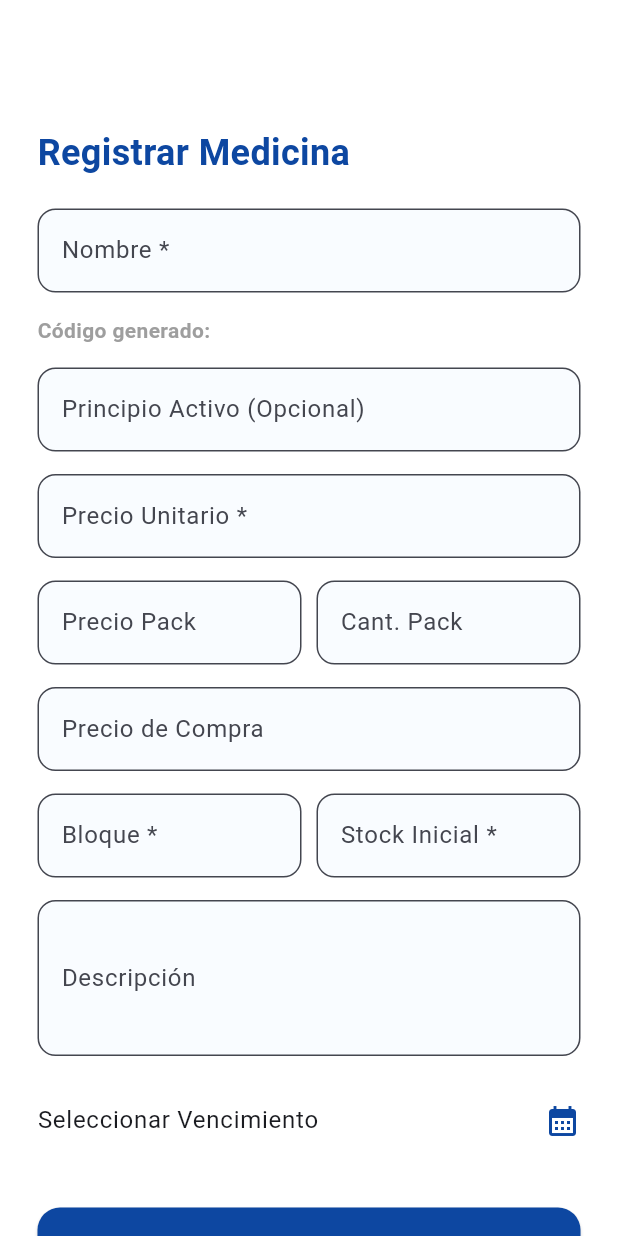
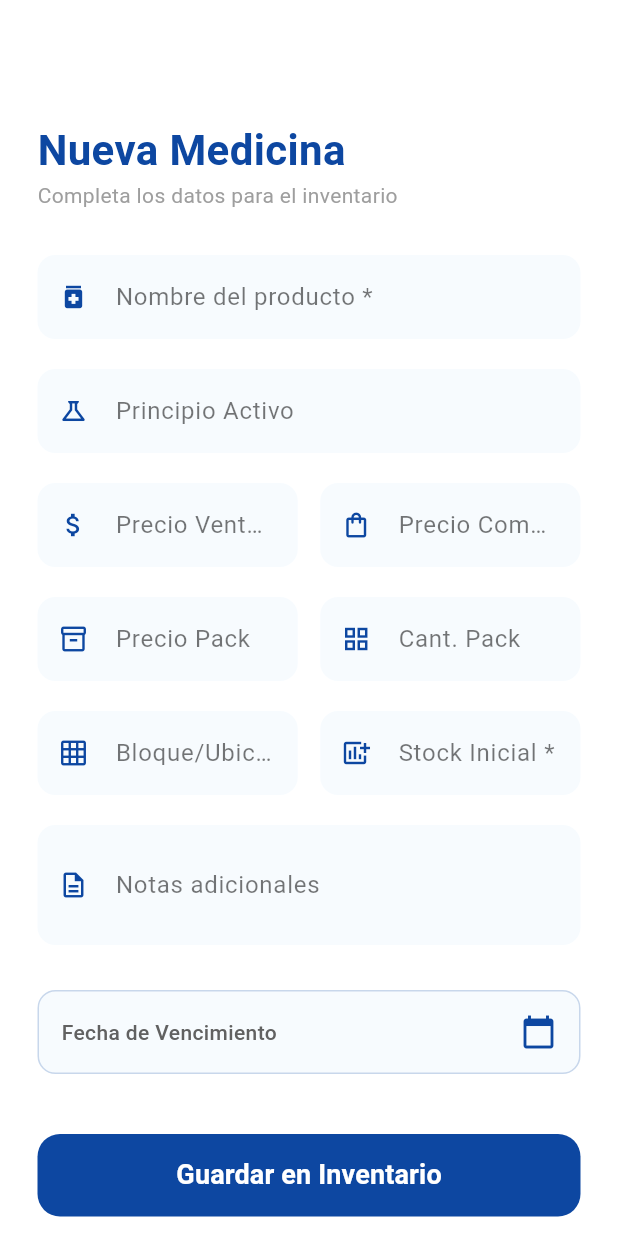
Before and after one commit to mitzdev1999/Farmacia_Moe, a Flutter app: the RegisterMedicineScreen screen opened directly, on a phone screen of 412 x 824 dp. Run offline on Flutter 3.47's test engine with Material 3 defaults, Android fonts, the phone set to English and light mode, and no system bars; our stand-ins replace cloud_firestore, firebase_core; accounts and stored records are empty.

Commit message:
Update register_medicine_screen.dart

```diff
--- a/farmacia_moe/lib/screens/register_medicine_screen.dart
+++ b/farmacia_moe/lib/screens/register_medicine_screen.dart
@@ -12,30 +12,34 @@ class RegisterMedicineScreen extends StatefulWidget {
 
 class _RegisterMedicineScreenState extends State<RegisterMedicineScreen> {
   final _formKey = GlobalKey<FormState>();
+  bool _isSaving = false;
 
-  // Controladores
-  final nameController = TextEditingController();
-  final principleController = TextEditingController();
-  final unitPriceController = TextEditingController();
-  final packagePriceController = TextEditingController();
-  final quantifyPackController = TextEditingController();
-  final buyPriceController = TextEditingController();
-  final blockController = TextEditingController();
-  final stockController = TextEditingController();
-  final descriptionController = TextEditingController();
+  // Controladores de texto
+  final TextEditingController nameController = TextEditingController();
+  final TextEditingController principleController = TextEditingController();
+  final TextEditingController unitPriceController = TextEditingController();
+  final TextEditingController packagePriceController = TextEditingController();
+  final TextEditingController quantityPackController = TextEditingController();
+  final TextEditingController buyPriceController = TextEditingController();
+  final TextEditingController blockController = TextEditingController();
+  final TextEditingController stockController = TextEditingController();
+  final TextEditingController descriptionController = TextEditingController();
 
   DateTime? selectedDate;
   String generatedCode = "";
 
-  // Función para generar el código automáticamente
-  void _generateCode(String name) {
-    if (name.isEmpty) return;
+  // Lógica de generación de código: Primera y última letra + número o "MED"
+  void _updateGeneratedCode(String name) {
+    if (name.trim().isEmpty) {
+      setState(() => generatedCode = "");
+      return;
+    }
 
     String firstWord = name.trim().split(' ')[0];
     String firstLetter = firstWord[0].toUpperCase();
     String lastLetter = firstWord[firstWord.length - 1].toUpperCase();
 
-    // Buscar números en el nombre (ej: 250MG -> 250)
+    // Buscar cualquier número en el nombre completo (ej: 500mg)
     RegExp regExp = RegExp(r'\d+');
     var match = regExp.firstMatch(name);
     String suffix = match != null ? match.group(0)! : "MED";
@@ -48,103 +52,168 @@ class _RegisterMedicineScreenState extends State<RegisterMedicineScreen> {
   Future<void> _selectDate(BuildContext context) async {
     final DateTime? picked = await showDatePicker(
       context: context,
-      initialDate: DateTime.now(),
+      initialDate: DateTime.now().add(const Duration(days: 365)), // Sugerir 1 año a futuro
       firstDate: DateTime.now(),
       lastDate: DateTime(2100),
+      builder: (context, child) => Theme(
+        data: Theme.of(context).copyWith(
+          colorScheme: const ColorScheme.light(primary: MoeTheme.primaryBlue),
+        ),
+        child: child!,
+      ),
     );
     if (picked != null) setState(() => selectedDate = picked);
   }
 
-  Future<void> _registrar() async {
+  Future<void> _registrarMedicina() async {
     if (!_formKey.currentState!.validate()) return;
+
+    setState(() => _isSaving = true);
 
     try {
       await FirebaseFirestore.instance.collection('medicines').add({
-        'name': nameController.text.toLowerCase(),
-        'activePrinciple': principleController.text.toLowerCase(),
+        'name': nameController.text.trim().toLowerCase(),
+        'activePrinciple': principleController.text.trim().toLowerCase(),
         'code': generatedCode,
-        'unitPrice': double.parse(unitPriceController.text),
+        'unitPrice': double.tryParse(unitPriceController.text) ?? 0.0,
         'packagePrice': double.tryParse(packagePriceController.text),
-        'quantityPack': int.tryParse(quantifyPackController.text),
-        'buyPrice': double.tryParse(buyPriceController.text),
-        'block': blockController.text,
-        'stock': int.parse(stockController.text),
-        'description': descriptionController.text,
+        'quantityPack': int.tryParse(quantityPackController.text),
+        'buyPrice': double.tryParse(buyPriceController.text) ?? 0.0,
+        'block': blockController.text.trim(),
+        'stock': int.tryParse(stockController.text) ?? 0,
+        'description': descriptionController.text.trim().isEmpty ? null : descriptionController.text.trim(),
         'expirationDate': selectedDate != null ? Timestamp.fromDate(selectedDate!) : null,
         'createdAt': FieldValue.serverTimestamp(),
       });
 
-      ScaffoldMessenger.of(context).showSnackBar(const SnackBar(content: Text("Medicina registrada con éxito")));
-      _formKey.currentState!.reset();
-      setState(() {
-        selectedDate = null;
-        generatedCode = "";
-      });
+      if (mounted) {
+        ScaffoldMessenger.of(context).showSnackBar(
+          const SnackBar(backgroundColor: Colors.green, content: Text("✅ Medicina registrada correctamente")),
+        );
+        _limpiarFormulario();
+      }
     } catch (e) {
-      ScaffoldMessenger.of(context).showSnackBar(SnackBar(content: Text("Error: $e")));
+      if (mounted) {
+        ScaffoldMessenger.of(context).showSnackBar(
+          SnackBar(backgroundColor: Colors.red, content: Text("❌ Error de permisos o red: $e")),
+        );
+      }
+    } finally {
+      if (mounted) setState(() => _isSaving = false);
     }
+  }
+
+  void _limpiarFormulario() {
+    _formKey.currentState!.reset();
+    nameController.clear();
+    principleController.clear();
+    unitPriceController.clear();
+    packagePriceController.clear();
+    quantityPackController.clear();
+    buyPriceController.clear();
+    blockController.clear();
+    stockController.clear();
+    descriptionController.clear();
+    setState(() {
+      selectedDate = null;
+      generatedCode = "";
+    });
   }
 
   @override
   Widget build(BuildContext context) {
     return Scaffold(
+      backgroundColor: Colors.white,
       body: SingleChildScrollView(
-        padding: const EdgeInsets.all(25),
+        padding: const EdgeInsets.symmetric(horizontal: 25, vertical: 40),
         child: Form(
           key: _formKey,
           child: Column(
             crossAxisAlignment: CrossAxisAlignment.start,
             children: [
-              const SizedBox(height: 60),
-              const Text("Registrar Medicina", style: TextStyle(fontSize: 24, fontWeight: FontWeight.bold, color: MoeTheme.primaryBlue)),
-              const SizedBox(height: 20),
+              const SizedBox(height: 40),
+              const Text("Nueva Medicina", style: TextStyle(fontSize: 28, fontWeight: FontWeight.bold, color: MoeTheme.primaryBlue)),
+              const Text("Completa los datos para el inventario", style: TextStyle(color: Colors.grey)),
+              const SizedBox(height: 30),
 
-              _input(nameController, "Nombre *", isRequired: true, onChanged: _generateCode),
-              Text("Código generado: $generatedCode", style: const TextStyle(fontWeight: FontWeight.bold, color: Colors.grey)),
-              const SizedBox(height: 15),
+              _buildInput(nameController, "Nombre del producto *", Icons.medication, isRequired: true, onChanged: _updateGeneratedCode),
 
-              _input(principleController, "Principio Activo (Opcional)"),
-              _input(unitPriceController, "Precio Unitario *", isNumber: true, isRequired: true),
+              if (generatedCode.isNotEmpty)
+                Padding(
+                  padding: const EdgeInsets.only(bottom: 15, left: 5),
+                  child: Text("Código sugerido: $generatedCode", style: const TextStyle(fontWeight: FontWeight.bold, color: MoeTheme.primaryBlue)),
+                ),
+
+              _buildInput(principleController, "Principio Activo", Icons.science_outlined),
 
               Row(
                 children: [
-                  Expanded(child: _input(packagePriceController, "Precio Pack", isNumber: true)),
-                  const SizedBox(width: 10),
-                  Expanded(child: _input(quantifyPackController, "Cant. Pack", isNumber: true)),
+                  Expanded(child: _buildInput(unitPriceController, "Precio Venta *", Icons.attach_money, isNumber: true, isRequired: true)),
+                  const SizedBox(width: 15),
+                  Expanded(child: _buildInput(buyPriceController, "Precio Compra", Icons.shopping_bag_outlined, isNumber: true)),
                 ],
               ),
 
-              _input(buyPriceController, "Precio de Compra", isNumber: true),
+              Row(
+                children: [
+                  Expanded(child: _buildInput(packagePriceController, "Precio Pack", Icons.inventory_2_outlined, isNumber: true)),
+                  const SizedBox(width: 15),
+                  Expanded(child: _buildInput(quantityPackController, "Cant. Pack", Icons.grid_view, isNumber: true)),
+                ],
+              ),
 
               Row(
                 children: [
-                  Expanded(child: _input(blockController, "Bloque *", isRequired: true)),
-                  const SizedBox(width: 10),
-                  Expanded(child: _input(stockController, "Stock Inicial *", isNumber: true, isRequired: true)),
+                  Expanded(child: _buildInput(blockController, "Bloque/Ubicación *", Icons.grid_on, isRequired: true)),
+                  const SizedBox(width: 15),
+                  Expanded(child: _buildInput(stockController, "Stock Inicial *", Icons.add_chart, isNumber: true, isRequired: true)),
                 ],
               ),
 
-              _input(descriptionController, "Descripción", maxLines: 3),
+              _buildInput(descriptionController, "Notas adicionales", Icons.description_outlined, maxLines: 2),
 
-              // Selector de Fecha
-              ListTile(
-                contentPadding: EdgeInsets.zero,
-                title: Text(selectedDate == null ? "Seleccionar Vencimiento" : "Vence: ${DateFormat('dd/MM/yyyy').format(selectedDate!)}"),
-                trailing: const Icon(Icons.calendar_month, color: MoeTheme.primaryBlue),
+              const SizedBox(height: 10),
+              // Selector de Fecha Estilizado
+              InkWell(
                 onTap: () => _selectDate(context),
+                child: Container(
+                  padding: const EdgeInsets.all(15),
+                  decoration: BoxDecoration(
+                    color: MoeTheme.lightBlue.withOpacity(0.3),
+                    borderRadius: BorderRadius.circular(12),
+                    border: Border.all(color: MoeTheme.primaryBlue.withOpacity(0.2)),
+                  ),
+                  child: Row(
+                    mainAxisAlignment: MainAxisAlignment.spaceBetween,
+                    children: [
+                      Text(
+                        selectedDate == null ? "Fecha de Vencimiento" : "Vence: ${DateFormat('dd/MM/yyyy').format(selectedDate!)}",
+                        style: TextStyle(color: selectedDate == null ? Colors.grey[700] : MoeTheme.primaryBlue, fontWeight: FontWeight.w500),
+                      ),
+                      const Icon(Icons.calendar_today, color: MoeTheme.primaryBlue),
+                    ],
+                  ),
+                ),
               ),
 
-              const SizedBox(height: 30),
+              const SizedBox(height: 40),
+
               SizedBox(
                 width: double.infinity,
                 height: 55,
                 child: ElevatedButton(
-                  style: ElevatedButton.styleFrom(backgroundColor: MoeTheme.primaryBlue, shape: RoundedRectangleBorder(borderRadius: BorderRadius.circular(15))),
-                  onPressed: _registrar,
-                  child: const Text("Registrar Medicina", style: TextStyle(color: Colors.white, fontSize: 18)),
+                  style: ElevatedButton.styleFrom(
+                    backgroundColor: MoeTheme.primaryBlue,
+                    shape: RoundedRectangleBorder(borderRadius: BorderRadius.circular(15)),
+                    elevation: 0,
+                  ),
+                  onPressed: _isSaving ? null : _registrarMedicina,
+                  child: _isSaving
+                    ? const CircularProgressIndicator(color: Colors.white)
+                    : const Text("Guardar en Inventario", style: TextStyle(color: Colors.white, fontSize: 18, fontWeight: FontWeight.bold)),
                 ),
               ),
-              const SizedBox(height: 30),
+              const SizedBox(height: 50),
             ],
           ),
         ),
@@ -152,21 +221,23 @@ class _RegisterMedicineScreenState extends State<RegisterMedicineScreen> {
     );
   }
 
-  Widget _input(TextEditingController controller, String label, {bool isNumber = false, bool isRequired = false, int maxLines = 1, Function(String)? onChanged}) {
+  Widget _buildInput(TextEditingController controller, String label, IconData icon, {bool isNumber = false, bool isRequired = false, int maxLines = 1, Function(String)? onChanged}) {
     return Padding(
-      padding: const EdgeInsets.only(bottom: 15),
+      padding: const EdgeInsets.only(bottom: 20),
       child: TextFormField(
         controller: controller,
-        keyboardType: isNumber ? TextInputType.number : TextInputType.text,
+        keyboardType: isNumber ? const TextInputType.numberWithOptions(decimal: true) : TextInputType.text,
         maxLines: maxLines,
         onChanged: onChanged,
         decoration: InputDecoration(
           labelText: label,
-          border: OutlineInputBorder(borderRadius: BorderRadius.circular(12)),
+          prefixIcon: Icon(icon, color: MoeTheme.primaryBlue, size: 20),
+          border: OutlineInputBorder(borderRadius: BorderRadius.circular(12), borderSide: BorderSide.none),
           filled: true,
-          fillColor: MoeTheme.lightBlue.withOpacity(0.2),
+          fillColor: MoeTheme.lightBlue.withOpacity(0.3),
+          labelStyle: const TextStyle(color: Colors.black54),
         ),
-        validator: (value) => isRequired && (value == null || value.isEmpty) ? "Requerido" : null,
+        validator: (value) => isRequired && (value == null || value.isEmpty) ? "Campo obligatorio" : null,
       ),
     );
   }
```
